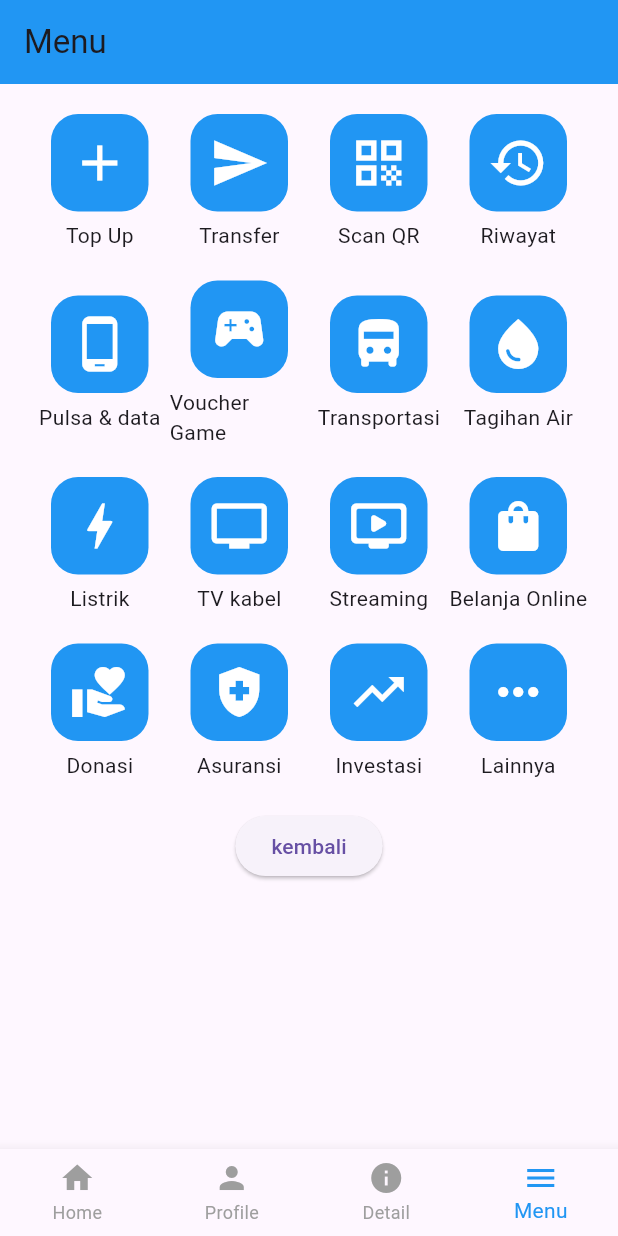
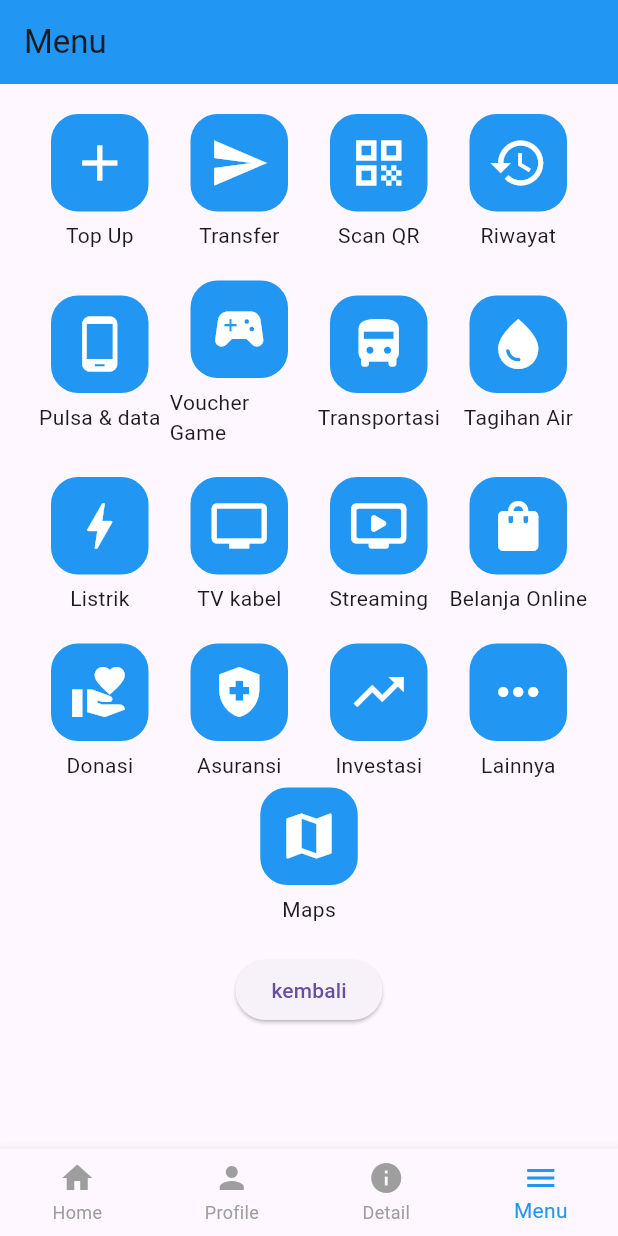
Before and after one commit to alfarezalfathir/LatihanFlutterAgain, a Flutter app: the screen it shows after launch, item 4 of the bottom bar chosen, on a phone screen of 412 x 824 dp. Run offline on Flutter 3.47's test engine with Material 3 defaults, Android fonts, the phone set to English and light mode, and no system bars; our stand-ins replace google_maps_flutter.

Commit message:
Update tugas Nambahin halaman maps dan google mapsnya

```diff
--- a/lib/pages/halaman_menu.dart
+++ b/lib/pages/halaman_menu.dart
@@ -6,6 +6,7 @@ import 'package:flutter_application_2/pages/halaman_home.dart';
 import 'package:flutter_application_2/pages/halaman_investasi.dart';
 import 'package:flutter_application_2/pages/halaman_lainnya.dart';
 import 'package:flutter_application_2/pages/halaman_listrik.dart';
+import 'package:flutter_application_2/pages/halaman_maps.dart';
 import 'package:flutter_application_2/pages/halaman_pulsa_data.dart';
 import 'package:flutter_application_2/pages/halaman_riwayat.dart';
 import 'package:flutter_application_2/pages/halaman_scan.dart';
@@ -589,6 +590,44 @@ class MenuPage extends StatelessWidget {
                 ],
               ),
 
+              const SizedBox(height: 5),
+
+              Row(
+                children: [
+                  Expanded(
+                    child: InkWell(
+                      onTap: () {
+                        Navigator.push(
+                          context,
+                          MaterialPageRoute(
+                            builder: (context) => const MapsPage(),
+                          ),
+                        );
+                      },
+                      child: Column(
+                        children: [
+                          Container(
+                            width: 65,
+                            height: 65,
+                            decoration: BoxDecoration(
+                              color: Colors.blue,
+                              borderRadius: BorderRadius.circular(18),
+                            ),
+                            child: const Icon(
+                              Icons.map,
+                              size: 40,
+                              color: Colors.white,
+                            ),
+                          ),
+                          const SizedBox(height: 6),
+                          const Text("Maps", style: TextStyle(fontSize: 14)),
+                        ],
+                      ),
+                    ),
+                  ),
+                ],
+              ),
+
               const SizedBox(height: 20),
 
               ElevatedButton(
--- a/pubspec.yaml
+++ b/pubspec.yaml
@@ -33,6 +33,7 @@ dependencies:
   # The following adds the Cupertino Icons font to your application.
   # Use with the CupertinoIcons class for iOS style icons.
   cupertino_icons: ^1.0.9
+  google_maps_flutter: ^2.19.0
 
 dev_dependencies:
   flutter_test:
```
Also changed, not shown: lib/pages/halaman_maps.dart (added, +44 -0 lines), lib/widget/navbar.dart (line endings or trailing spaces), pubspec.lock.
